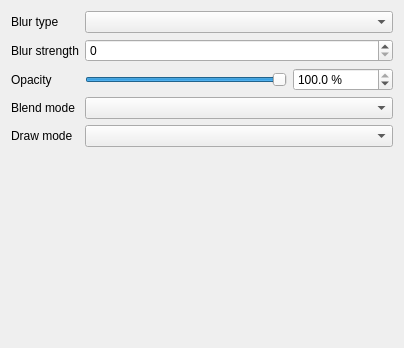
Qt form src/ui/effects/widget_blur.ui (carsmie/QGIS) before a commit.
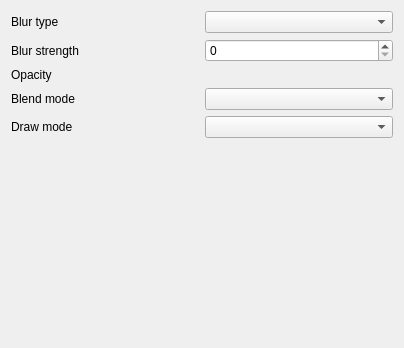
The same form after that commit. Custom widgets are drawn as their Qt base class.

Commit message: Use QgsOpacityWidget wherever appropriate

The edit to the form file:
```diff
--- a/src/ui/effects/widget_blur.ui
+++ b/src/ui/effects/widget_blur.ui
@@ -41,69 +41,6 @@
           </property>
          </widget>
         </item>
-        <item row="2" column="1">
-         <layout class="QHBoxLayout" name="horizontalLayout_28">
-          <item>
-           <widget class="QSlider" name="mOpacitySlider">
-            <property name="enabled">
-             <bool>true</bool>
-            </property>
-            <property name="sizePolicy">
-             <sizepolicy hsizetype="Expanding" vsizetype="Fixed">
-              <horstretch>0</horstretch>
-              <verstretch>0</verstretch>
-             </sizepolicy>
-            </property>
-            <property name="minimumSize">
-             <size>
-              <width>50</width>
-              <height>0</height>
-             </size>
-            </property>
-            <property name="maximum">
-             <number>1000</number>
-            </property>
-            <property name="singleStep">
-             <number>10</number>
-            </property>
-            <property name="pageStep">
-             <number>100</number>
-            </property>
-            <property name="value">
-             <number>1000</number>
-            </property>
-            <property name="orientation">
-             <enum>Qt::Horizontal</enum>
-            </property>
-           </widget>
-          </item>
-          <item>
-           <widget class="QgsDoubleSpinBox" name="mOpacitySpnBx">
-            <property name="enabled">
-             <bool>true</bool>
-            </property>
-            <property name="minimumSize">
-             <size>
-              <width>100</width>
-              <height>0</height>
-             </size>
-            </property>
-            <property name="suffix">
-             <string> %</string>
-            </property>
-            <property name="decimals">
-             <number>1</number>
-            </property>
-            <property name="maximum">
-             <double>100.000000000000000</double>
-            </property>
-            <property name="value">
-             <double>100.000000000000000</double>
-            </property>
-           </widget>
-          </item>
-         </layout>
-        </item>
         <item row="3" column="0">
          <widget class="QLabel" name="label_30">
           <property name="text">
@@ -148,6 +85,13 @@
           </property>
          </widget>
         </item>
+        <item row="2" column="1">
+         <widget class="QgsOpacityWidget" name="mOpacityWidget" native="true">
+          <property name="focusPolicy">
+           <enum>Qt::StrongFocus</enum>
+          </property>
+         </widget>
+        </item>
        </layout>
       </widget>
      </item>
@@ -169,11 +113,6 @@
   </layout>
  </widget>
  <customwidgets>
-  <customwidget>
-   <class>QgsDoubleSpinBox</class>
-   <extends>QDoubleSpinBox</extends>
-   <header>qgsdoublespinbox.h</header>
-  </customwidget>
   <customwidget>
    <class>QgsSpinBox</class>
    <extends>QSpinBox</extends>
@@ -189,6 +128,12 @@
    <extends>QComboBox</extends>
    <header>qgseffectdrawmodecombobox.h</header>
   </customwidget>
+  <customwidget>
+   <class>QgsOpacityWidget</class>
+   <extends>QWidget</extends>
+   <header>qgsopacitywidget.h</header>
+   <container>1</container>
+  </customwidget>
  </customwidgets>
  <tabstops>
   <tabstop>mBlurTypeCombo</tabstop>
```
Left out of the diff: 3 changed lines with no effect on the pictures. The commit also changes 31 other files.
